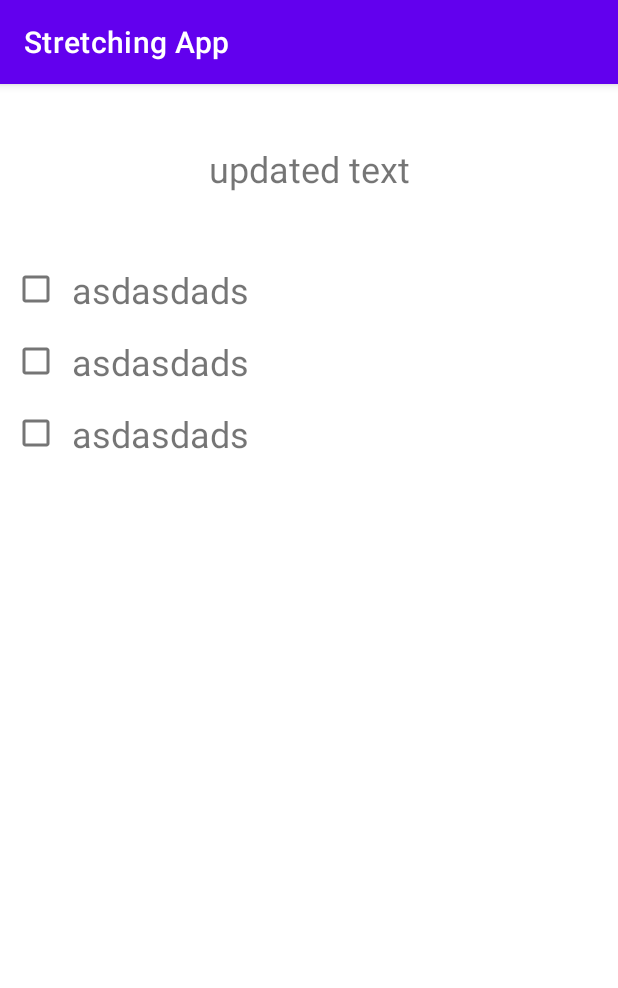
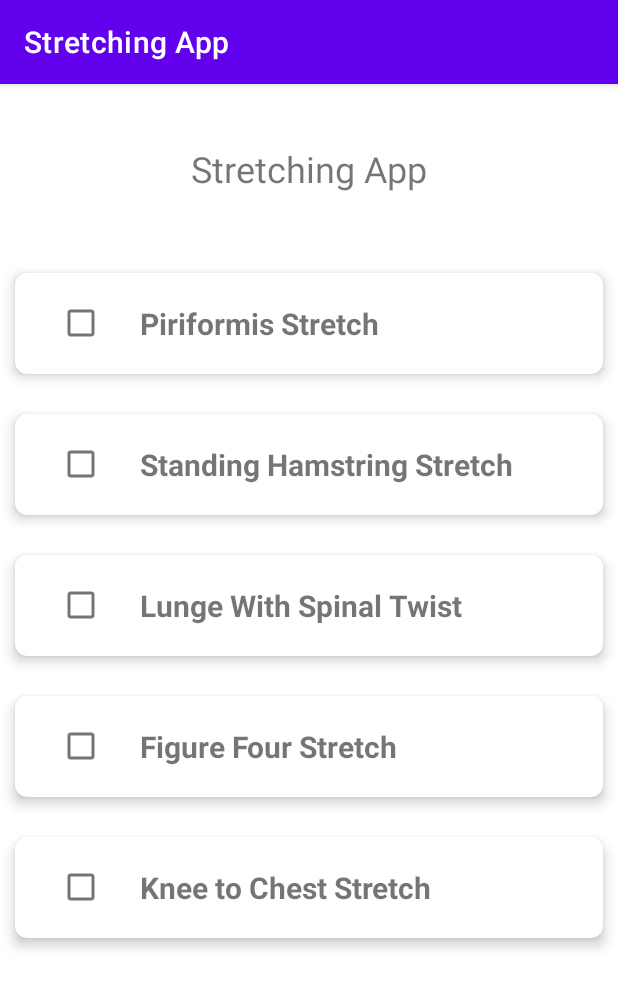
Before and after one commit to whatminjacodes/drag-and-drop-example-android, an Android app: the screen it shows after launch (MainActivity), on a phone screen of 412 x 824 dp. Shown: the top 988 px of the screen. Run offline under Robolectric (Android 15) with nearby library versions, the phone set to English and light mode, and no system bars.

Commit message:
added recyclerview, switched items to use cardview, added stretch data

```diff
--- a/app/build.gradle
+++ b/app/build.gradle
@@ -56,4 +56,6 @@ dependencies {
 
     // recyclerview
     implementation 'androidx.recyclerview:recyclerview:1.1.0'
+    // cardview
+    implementation "androidx.cardview:cardview:1.0.0"
 }
--- a/app/src/main/java/com/minjee/stretchingapp/view/MainFragment.kt
+++ b/app/src/main/java/com/minjee/stretchingapp/view/MainFragment.kt
@@ -1,14 +1,11 @@
 package com.minjee.stretchingapp.view
 
-import android.content.Context
 import android.os.Bundle
-import android.util.Log
 import android.view.LayoutInflater
 import android.view.View
 import android.view.ViewGroup
 import androidx.fragment.app.Fragment
 import androidx.fragment.app.activityViewModels
-import androidx.lifecycle.Observer
 import androidx.recyclerview.widget.LinearLayoutManager
 import com.minjee.stretchingapp.databinding.FragmentMainBinding
 import com.minjee.stretchingapp.viewmodel.MainViewModel
@@ -28,7 +25,6 @@ class MainFragment: Fragment() {
     private val viewModel: MainViewModel by activityViewModels()
 
     private lateinit var linearLayoutManager: LinearLayoutManager
-    private lateinit var adapter: RecyclerViewAdapter
 
     override fun onCreateView(
             inflater: LayoutInflater,
@@ -37,28 +33,20 @@ class MainFragment: Fragment() {
     ): View? {
         // This is needed for view binding
         _binding = FragmentMainBinding.inflate(inflater, container, false)
-        val view = binding.root
-        return view
+        return binding.root
     }
 
     override fun onViewCreated(view: View, savedInstanceState: Bundle?) {
         super.onViewCreated(view, savedInstanceState)
 
-        Log.d("mainfragment", "fragment created")
-
+        // Start setups
         setupClickListeners()
         viewModel.initializeListOfMoves()
 
-        binding.textView.text = "updated text"
+        // Recyclerview setup
         linearLayoutManager = LinearLayoutManager(context)
-
         binding.recyclerView.layoutManager = linearLayoutManager
-        var listOfMoves = viewModel.getListOfMoves()
-
-        Log.d("mainfragment", "list of moves size: " + listOfMoves.listOfMoves.size)
-        binding.recyclerView.adapter = RecyclerViewAdapter(listOfMoves)
-
-        //fragmentTextUpdateObserver()
+        binding.recyclerView.adapter = RecyclerViewAdapter(viewModel.getListOfMoves())
     }
 
     override fun onDestroyView() {
@@ -68,13 +56,11 @@ class MainFragment: Fragment() {
 
     // Setup the button in our fragment to call getUpdatedText method in viewModel
     private fun setupClickListeners() {
-       //binding.fragmentButton.setOnClickListener { viewModel.getUpdatedText() }
+
     }
 
     // Observer is waiting for viewModel to update our UI
     private fun fragmentTextUpdateObserver() {
-        //viewModel.uiTextLiveData.observe(viewLifecycleOwner, Observer { updatedText ->
-            //binding.fragmentTextView.text = updatedText
-        //})
+
     }
 }
--- a/app/src/main/java/com/minjee/stretchingapp/view/RecyclerViewAdapter.kt
+++ b/app/src/main/java/com/minjee/stretchingapp/view/RecyclerViewAdapter.kt
@@ -18,9 +18,9 @@ class RecyclerViewAdapter(private val items: ListData) : RecyclerView.Adapter<Re
     }
 
     override fun onBindViewHolder(holder: RecyclerView.ViewHolder, position: Int) {
-        //holder.viewBinding.itemName.text = items.listOfMoves[position].nameOfTheMove
-        val itemViewHolder = holder as StretchMoveHolder
-        holder.viewBinding.itemName.text = "asdasdads"
+        // TODO examine warning "java.lang.IllegalStateException: Handler (rpc) {7d01ae6} sending message to a Handler on a dead thread"
+        holder as StretchMoveHolder
+        holder.viewBinding.itemName.text = items.listOfMoves[position].nameOfTheMove
         holder.itemView.setOnClickListener {
             Log.d("Recyclerview", "CLICK!")
         }
--- a/app/src/main/java/com/minjee/stretchingapp/viewmodel/MainViewModel.kt
+++ b/app/src/main/java/com/minjee/stretchingapp/viewmodel/MainViewModel.kt
@@ -1,7 +1,5 @@
 package com.minjee.stretchingapp.viewmodel
 
-import android.util.Log
-import androidx.lifecycle.MutableLiveData
 import androidx.lifecycle.ViewModel
 import com.minjee.stretchingapp.model.ListData
 import com.minjee.stretchingapp.model.StretchMove
@@ -13,31 +11,45 @@ import com.minjee.stretchingapp.model.StretchMove
  */
 class MainViewModel: ViewModel() {
 
-    private val listData = ListData(ArrayList<StretchMove>())
-    //val uiTextLiveData = MutableLiveData<String>()
-
-    //fun getUpdatedText() {
-      //  val updatedText = "updated text"
-        //uiTextLiveData.postValue(updatedText)
-    //}
+    private val listData = ListData(ArrayList())
 
     fun initializeListOfMoves() {
-        val move1 = StretchMove("Splits",
-                            "Tuo jalkapohjat yhteen ja laske polvia kohti maata")
-        val move2 = StretchMove("pohkeiden venytys",
-                             "mene syvään kyykkyyn ja pidä kantapohjat maassa")
-        val move3 = StretchMove("hartioiden venytys",
-                             "pyöritä käsiä kumpaankin suuntaan")
+        val move1 = StretchMove( "Piriformis Stretch",
+                             "1. Sit on the floor with both legs extended in front of you.\n" +
+                                                "2. Cross your right leg over your left, and place your right foot flat on the floor.\n" +
+                                                "3. Place your right hand on the floor behind your body.\n" +
+                                                "4. Place your left hand on your right quad or your left elbow on your right knee (as shown) and press your right leg to the left as you twist your torso to the right.\n" +
+                                                "5. If the spinal rotation bothers your back, take it out and simply use your left hand to pull your right quad in and to the left.")
+        val move2 = StretchMove( "Standing Hamstring Stretch",
+                             "1. Stand tall with your feet hip-width apart, knees slightly bent, arms by your sides.\n" +
+                                                "2. Exhale as you bend forward at the hips, lowering your head toward floor, while keeping your head, neck and shoulders relaxed.\n" +
+                                                "3. Wrap your arms around backs of your legs and hold anywhere from 45 seconds to two minutes.\n" +
+                                                "4. Bend your knees and roll up when you're done.")
+        val move3 = StretchMove( "Lunge With Spinal Twist",
+                             "1. Start standing with your feet together.\n" +
+                                                "2. Take a big step forward with your left foot, so that you are in a staggered stance.\n" +
+                                                "3. Bend your left knee and drop into a lunge, keeping your right leg straight behind you with your toes on the ground, so you feel a stretch at the front of your right thigh.\n" +
+                                                "4. Place your right hand on the floor and twist your upper body to the left as you extend your left arm toward the ceiling.\n" +
+                                                "5. Hold for 30 seconds to 2 minutes.\n" +
+                                                "6. Repeat on the other side.")
+        val move4 = StretchMove( "Figure Four Stretch",
+                             "1. Lie on your back with your feet flat on the floor.\n" +
+                                                "2. Cross your left foot over your right quad.\n" +
+                                                "3. Lift your right leg off the floor. Grab onto the back of your right leg and gently pull it toward your chest.\n" +
+                                                "4. When you feel a comfortable stretch, hold there.\n" +
+                                                "5. Hold for 30 seconds to 2 minutes.\n" +
+                                                "6. Switch sides and repeat.")
+        val move5 = StretchMove( "Knee to Chest Stretch",
+                             "1. Lie on your back with both legs extended.\n" +
+                                                "2. Pull your right knee into your chest, while keeping the left leg straight and your lower back pressed into the floor.\n" +
+                                                "3. Hold for 30 seconds to 2 minutes.\n" +
+                                                "4. Repeat on the other leg.")
 
         listData.listOfMoves.add(move1)
         listData.listOfMoves.add(move2)
         listData.listOfMoves.add(move3)
-
-        for(move in listData.listOfMoves) {
-            //System.out.println("move: " + move.nameOfTheMove + ", decription: " + move.descriptionOfTheMove)
-        }
-
-        // TODO: next add recyclerview and populate it with list items
+        listData.listOfMoves.add(move4)
+        listData.listOfMoves.add(move5)
     }
 
     fun getListOfMoves(): ListData {
--- a/app/src/main/res/layout/fragment_main.xml
+++ b/app/src/main/res/layout/fragment_main.xml
@@ -11,7 +11,7 @@
         android:layout_height="wrap_content"
         android:textSize="24sp"
         android:padding="40dp"
-        android:text="ASDASDASD"
+        android:text="@string/app_name"
         app:layout_constraintStart_toStartOf="parent"
         app:layout_constraintEnd_toEndOf="parent"
         app:layout_constraintTop_toTopOf="parent"
--- a/app/src/main/res/layout/recyclerview_item_row.xml
+++ b/app/src/main/res/layout/recyclerview_item_row.xml
@@ -1,28 +1,39 @@
 <?xml version="1.0" encoding="utf-8"?>
-<androidx.constraintlayout.widget.ConstraintLayout
-    xmlns:android="http://schemas.android.com/apk/res/android"
+<androidx.cardview.widget.CardView xmlns:android="http://schemas.android.com/apk/res/android"
     android:layout_width="match_parent"
     android:layout_height="wrap_content"
-    xmlns:app="http://schemas.android.com/apk/res-auto">
+    app:cardElevation="5dp"
+    app:cardCornerRadius="8dp"
+    app:cardBackgroundColor="@color/white"
+    app:cardMaxElevation="7dp"
+    app:cardPreventCornerOverlap="true"
+    app:cardUseCompatPadding="true"
+    xmlns:app="http://schemas.android.com/apk/res-auto"
+    >
+    <LinearLayout
+        android:layout_width="match_parent"
+        android:layout_height="match_parent"
+        android:orientation="horizontal" >
 
         <CheckBox
             android:id="@+id/itemCheckBox"
             android:layout_width="wrap_content"
             android:layout_height="wrap_content"
-        app:layout_constraintStart_toStartOf="parent"
-        app:layout_constraintEnd_toStartOf="@+id/itemName"
-        app:layout_constraintTop_toTopOf="parent"
-        app:layout_constraintBottom_toBottomOf="parent" />
+            android:layout_gravity="center_vertical"
+            android:layout_marginStart="20dp"
+            android:layout_marginEnd="10dp"
+            />
 
         <TextView
             android:id="@+id/itemName"
-        android:layout_width="0dp"
+            android:layout_width="wrap_content"
             android:layout_height="wrap_content"
-        android:text="item name"
-        android:textSize="24sp"
-        app:layout_constraintStart_toEndOf="@id/itemCheckBox"
-        app:layout_constraintEnd_toEndOf="parent"
-        app:layout_constraintTop_toTopOf="parent"
-        app:layout_constraintBottom_toBottomOf="parent" />
+            android:layout_gravity="center_vertical"
+            android:layout_marginStart="5dp"
+            android:layout_marginTop="20dp"
+            android:layout_marginBottom="20dp"
+            android:textSize="20sp"
+            android:textStyle="bold" />
 
-</androidx.constraintlayout.widget.ConstraintLayout>
+    </LinearLayout>
+</androidx.cardview.widget.CardView>
```
Lines whose indentation alone changed are shown as unchanged.
